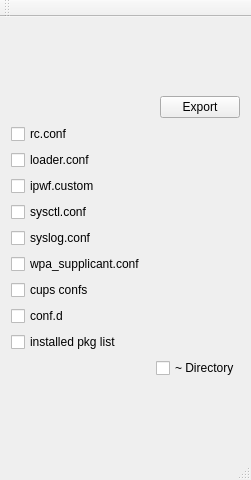
Qt form src-qt5/to-systemexport/mainwindow.ui (trueos/trueos-utils-qt5) before a commit.
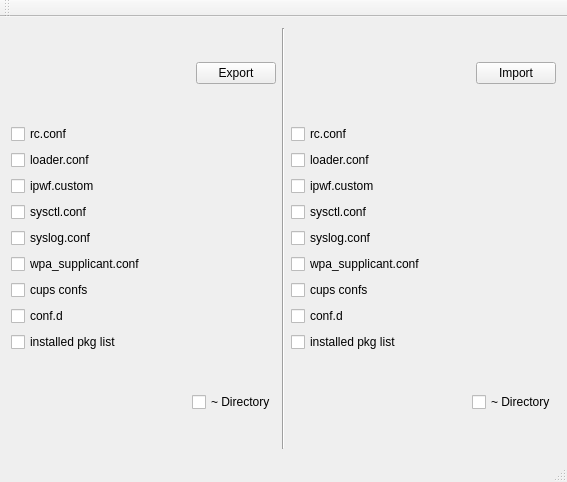
The same form after that commit.

Commit message: add basic import functionality

What changed in the file:
```diff
--- a/src-qt5/to-systemexport/mainwindow.ui
+++ b/src-qt5/to-systemexport/mainwindow.ui
@@ -6,15 +6,15 @@
    <rect>
     <x>0</x>
     <y>0</y>
-    <width>251</width>
-    <height>480</height>
+    <width>567</width>
+    <height>482</height>
    </rect>
   </property>
   <property name="windowTitle">
    <string>MainWindow</string>
   </property>
   <widget class="QWidget" name="centralWidget">
-   <layout class="QVBoxLayout" name="verticalLayout_3">
+   <layout class="QHBoxLayout" name="horizontalLayout_5">
     <item>
      <layout class="QVBoxLayout" name="verticalLayout_2">
       <item>
@@ -124,7 +124,133 @@
          </spacer>
         </item>
         <item>
-         <widget class="QCheckBox" name="checkBox_homedir">
+         <widget class="QCheckBox" name="echeckBox_homedir">
+          <property name="text">
+           <string>~ Directory</string>
+          </property>
+         </widget>
+        </item>
+       </layout>
+      </item>
+     </layout>
+    </item>
+    <item>
+     <widget class="Line" name="line">
+      <property name="orientation">
+       <enum>Qt::Vertical</enum>
+      </property>
+     </widget>
+    </item>
+    <item>
+     <layout class="QVBoxLayout" name="verticalLayout_3">
+      <item>
+       <layout class="QHBoxLayout" name="horizontalLayout_3">
+        <item>
+         <spacer name="horizontalSpacer_3">
+          <property name="orientation">
+           <enum>Qt::Horizontal</enum>
+          </property>
+          <property name="sizeHint" stdset="0">
+           <size>
+            <width>40</width>
+            <height>20</height>
+           </size>
+          </property>
+         </spacer>
+        </item>
+        <item>
+         <widget class="QPushButton" name="importButton">
+          <property name="text">
+           <string>Import</string>
+          </property>
+         </widget>
+        </item>
+       </layout>
+      </item>
+      <item>
+       <layout class="QVBoxLayout" name="verticalLayout_4">
+        <item>
+         <widget class="QCheckBox" name="icheckBox_rcconf">
+          <property name="text">
+           <string>rc.conf</string>
+          </property>
+         </widget>
+        </item>
+        <item>
+         <widget class="QCheckBox" name="icheckBox_loaderconf">
+          <property name="text">
+           <string>loader.conf</string>
+          </property>
+         </widget>
+        </item>
+        <item>
+         <widget class="QCheckBox" name="icheckBox_ipfwcustom">
+          <property name="text">
+           <string>ipwf.custom</string>
+          </property>
+         </widget>
+        </item>
+        <item>
+         <widget class="QCheckBox" name="icheckBox_sysctlconf">
+          <property name="text">
+           <string>sysctl.conf</string>
+          </property>
+         </widget>
+        </item>
+        <item>
+         <widget class="QCheckBox" name="icheckBox_syslogconf">
+          <property name="text">
+           <string>syslog.conf</string>
+          </property>
+         </widget>
+        </item>
+        <item>
+         <widget class="QCheckBox" name="icheckBox_wpasupplicantconf">
+          <property name="text">
+           <string>wpa_supplicant.conf</string>
+          </property>
+         </widget>
+        </item>
+        <item>
+         <widget class="QCheckBox" name="icheckBox_cupsconfs">
+          <property name="text">
+           <string>cups confs</string>
+          </property>
+         </widget>
+        </item>
+        <item>
+         <widget class="QCheckBox" name="icheckBox_confd">
+          <property name="text">
+           <string>conf.d</string>
+          </property>
+         </widget>
+        </item>
+        <item>
+         <widget class="QCheckBox" name="icheckBox_installedpkglist">
+          <property name="text">
+           <string>installed pkg list</string>
+          </property>
+         </widget>
+        </item>
+       </layout>
+      </item>
+      <item>
+       <layout class="QHBoxLayout" name="horizontalLayout_4">
+        <item>
+         <spacer name="horizontalSpacer_4">
+          <property name="orientation">
+           <enum>Qt::Horizontal</enum>
+          </property>
+          <property name="sizeHint" stdset="0">
+           <size>
+            <width>40</width>
+            <height>20</height>
+           </size>
+          </property>
+         </spacer>
+        </item>
+        <item>
+         <widget class="QCheckBox" name="icheckBox_homedir">
           <property name="text">
            <string>~ Directory</string>
           </property>
```
Left out of the diff: 18 changed lines with no effect on the pictures. The commit also changes 2 other files.
